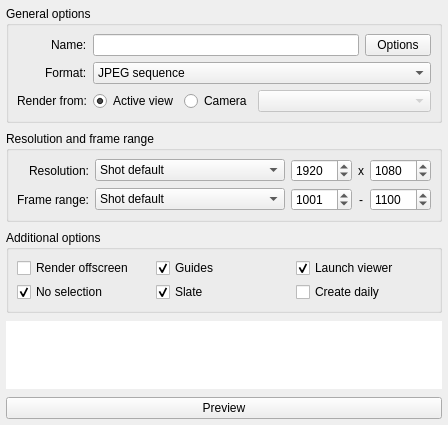
Above: u_preview2.ui from mjbonnington/preview before the change. Below: the same form after it.
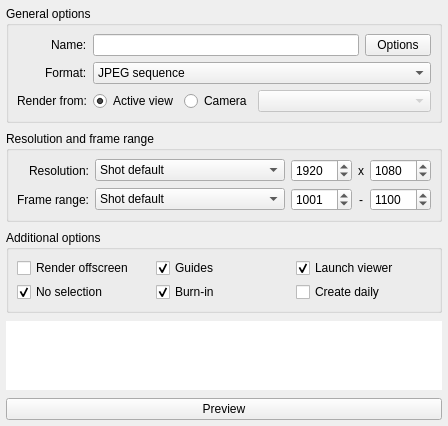
That is the form after the change.

The edit to the form file:
```diff
--- a/u_preview2.ui
+++ b/u_preview2.ui
@@ -7,7 +7,7 @@
     <x>0</x>
     <y>0</y>
     <width>448</width>
-    <height>424</height>
+    <height>426</height>
    </rect>
   </property>
   <property name="windowTitle">
@@ -628,7 +628,7 @@
           <string>&lt;html&gt;&lt;head/&gt;&lt;body&gt;&lt;p&gt;Apply slate.&lt;/p&gt;&lt;p&gt;(frame number, camera info, date &amp;amp; time, artist name, etc.)&lt;/p&gt;&lt;/body&gt;&lt;/html&gt;</string>
          </property>
          <property name="text">
-          <string>Slate</string>
+          <string>Burn-in</string>
          </property>
          <property name="checked">
           <bool>true</bool>
```
Left out of the diff: 13 changed lines with no effect on the pictures.
